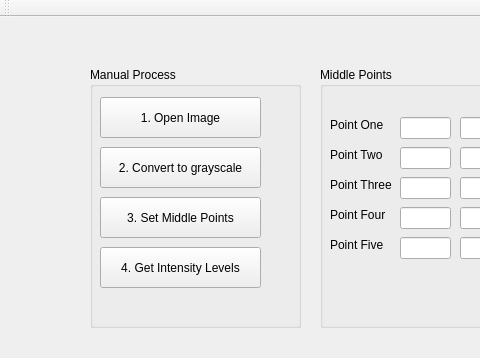
Qt form LightControl_Develop_01/mainwindow.ui (RaCastanon/LightControl) before a commit; both pictures show x 0 to 480 and y 0 to 358 of the 971 by 602 pixel window.
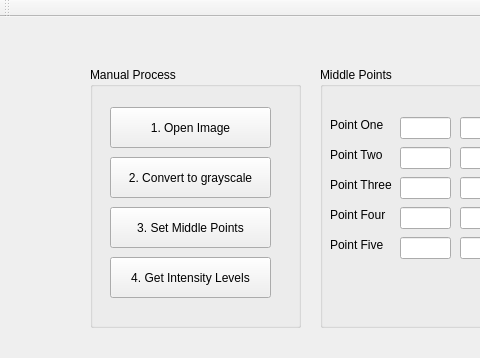
The same form after that commit.

The edit to the form file:
```diff
--- a/LightControl_Develop_01/mainwindow.ui
+++ b/LightControl_Develop_01/mainwindow.ui
@@ -68,8 +68,8 @@
     <widget class="QPushButton" name="OpenImageButton">
      <property name="geometry">
       <rect>
-       <x>10</x>
-       <y>30</y>
+       <x>20</x>
+       <y>40</y>
        <width>161</width>
        <height>41</height>
       </rect>
@@ -81,8 +81,8 @@
     <widget class="QPushButton" name="grayScale">
      <property name="geometry">
       <rect>
-       <x>10</x>
-       <y>80</y>
+       <x>20</x>
+       <y>90</y>
        <width>161</width>
        <height>41</height>
       </rect>
@@ -94,8 +94,8 @@
     <widget class="QPushButton" name="middlePoints">
      <property name="geometry">
       <rect>
-       <x>10</x>
-       <y>130</y>
+       <x>20</x>
+       <y>140</y>
        <width>161</width>
        <height>41</height>
       </rect>
@@ -107,8 +107,8 @@
     <widget class="QPushButton" name="getIntensity">
      <property name="geometry">
       <rect>
-       <x>10</x>
-       <y>180</y>
+       <x>20</x>
+       <y>190</y>
        <width>161</width>
        <height>41</height>
       </rect>
```
